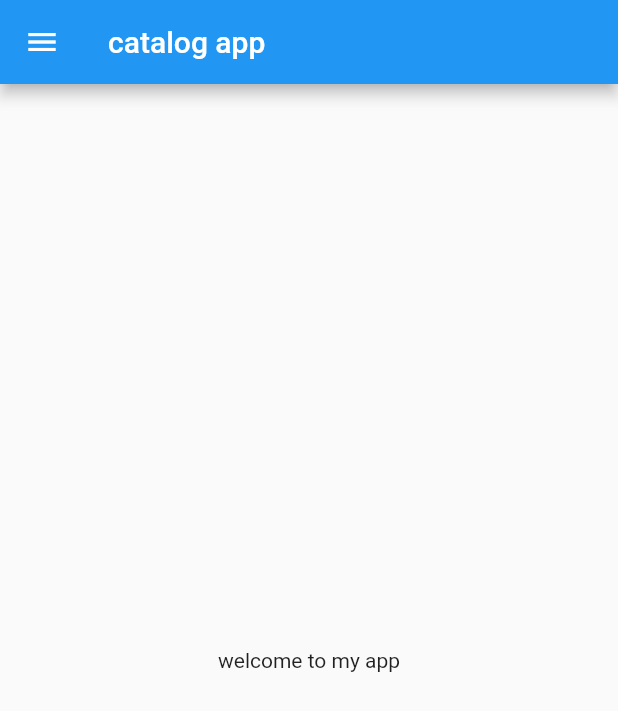
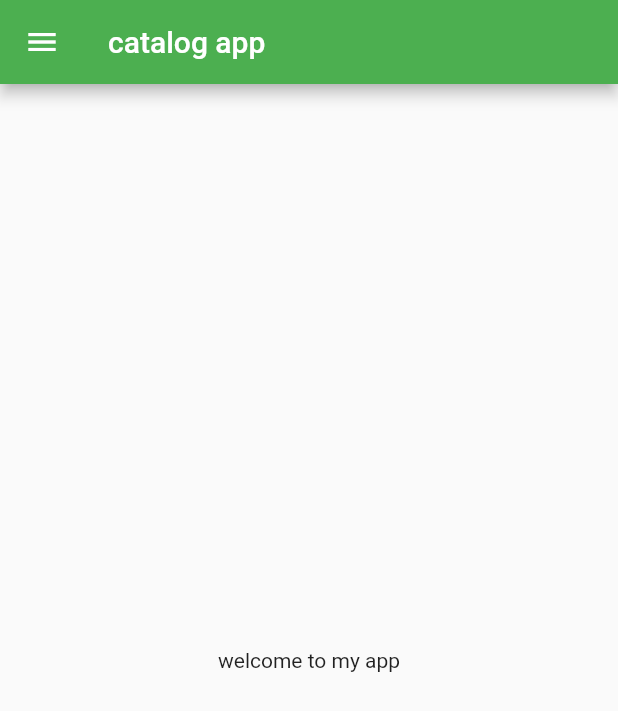
Before and after one commit to Dilip31/Flutterr-catalog, a Flutter app: the screen it shows after launch, on a phone screen of 412 x 824 dp. Shown: the top 711 px of the screen. Run offline on Flutter 3.47's test engine with Material 2 defaults, Android fonts, the phone set to English and light mode, and no system bars.

Commit message:
Day3 completed

```diff
--- a/lib/main.dart
+++ b/lib/main.dart
@@ -1,5 +1,6 @@
 import 'package:flutter/material.dart';
-import 'package:flutter_catalog/home_page.dart';
+import 'package:flutter_catalog/pages/home_page.dart';
+import 'package:flutter_catalog/pages/login.dart';
 
 void main() {
   runApp(const dealspeed());
@@ -11,8 +12,16 @@ class dealspeed extends StatelessWidget {
 
   @override
   Widget build(BuildContext context) {
-    return const MaterialApp(
-      home: home_page(),
+    return MaterialApp(
+      themeMode: ThemeMode.dark,
+      theme: ThemeData(primarySwatch: Colors.orange),
+      darkTheme: ThemeData(primarySwatch: Colors.green),
+      initialRoute: "/home",
+      routes: {
+        "/": ((context) => login()),
+        "/home": ((context) => const home_page()),
+        "/login": ((context) => login())
+      },
       debugShowCheckedModeBanner: false,
     );
   }
```
Also changed, not shown: lib/pages/login.dart (added, +22 -0 lines), lib/pages/home_page.dart (renamed from lib/home_page.dart).
